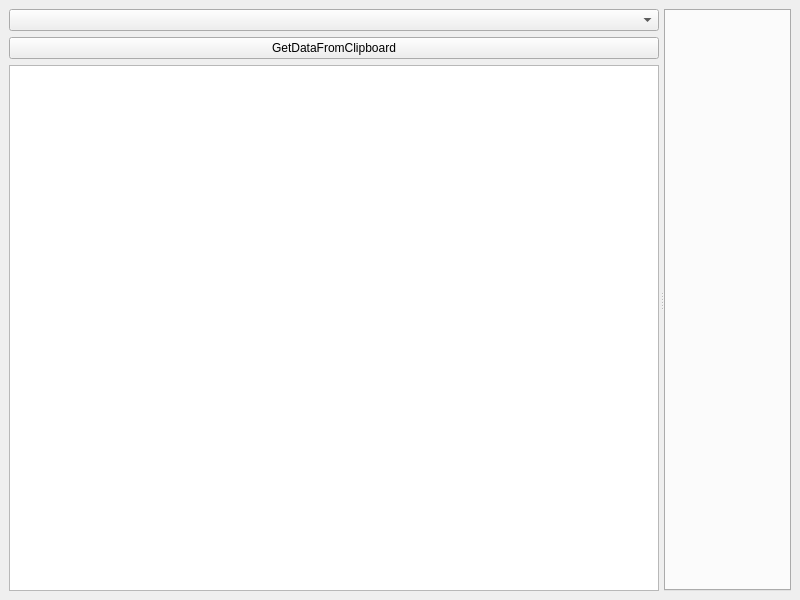
First picture: the form in Coding/omainwindow.ui, repository y761823/ClipboardViewer, before the edit.
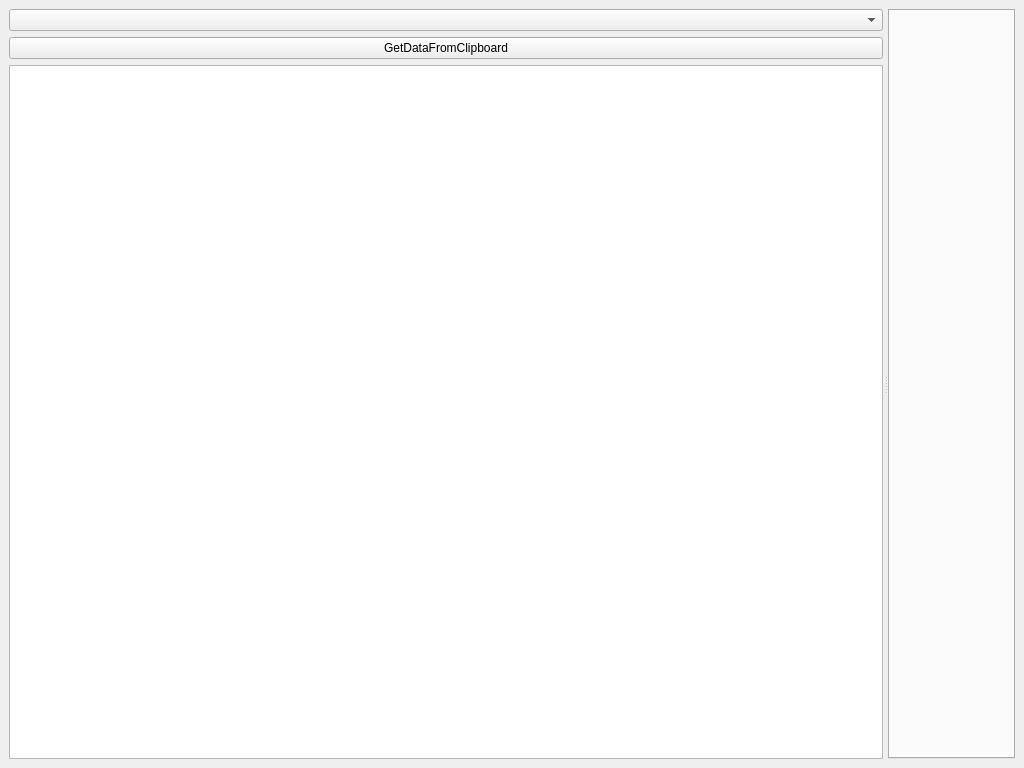
Second picture: the form after the edit.

Diff of the .ui file:
```diff
--- a/Coding/omainwindow.ui
+++ b/Coding/omainwindow.ui
@@ -6,8 +6,8 @@
    <rect>
     <x>0</x>
     <y>0</y>
-    <width>800</width>
-    <height>600</height>
+    <width>1024</width>
+    <height>768</height>
    </rect>
   </property>
   <property name="windowTitle">
```
Left out of the diff: 4 changed lines with no effect on the pictures.
